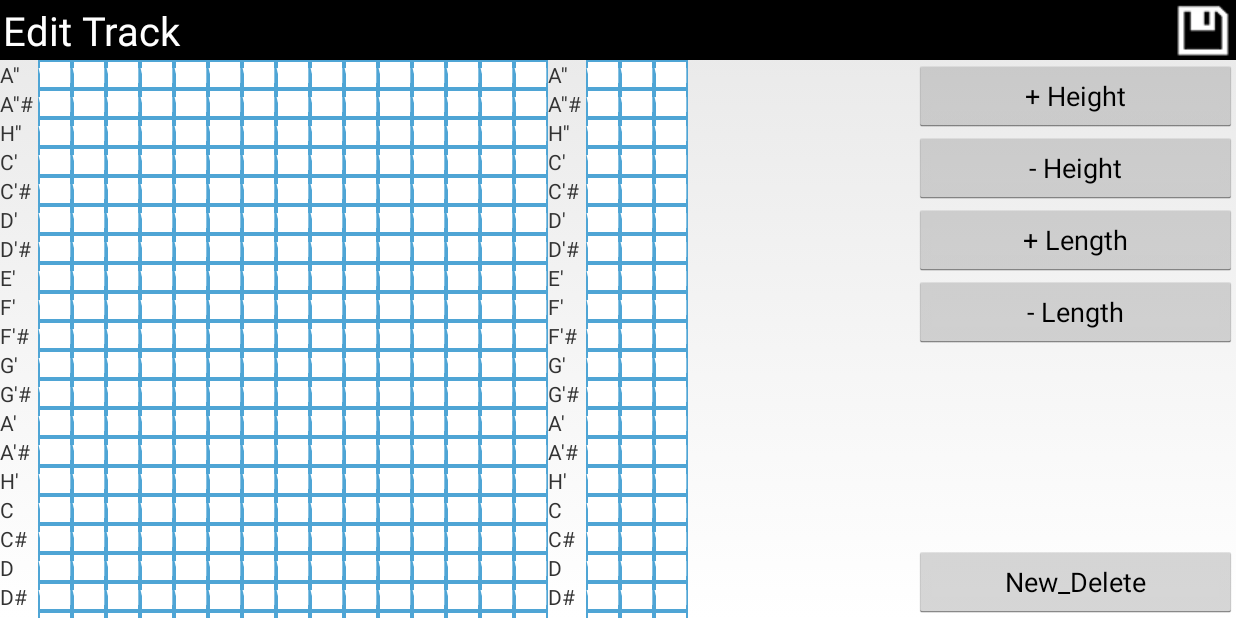
After one commit to dino-keskic/soundtastic, an Android app: the GridView screen opened directly, with no data from a screen before it, on a phone screen of 824 x 412 dp (held sideways). The commit adds this screen. Run offline under Robolectric (Android 15) with nearby library versions, the phone set to English and light mode, and no system bars.

Commit message:
[MP,TR,MPL] All acitivites linked
Playing in mixing interface, edit button leads to grid view

```diff
--- /dev/null
+++ b/Soundtasitc/app/src/main/java/soundtastic/soundtasitc/GridView.java
@@ -0,0 +1,297 @@
+package soundtastic.soundtasitc;
+
+import android.app.ActionBar;
+import android.content.DialogInterface;
+import android.content.Intent;
+import android.graphics.Color;
+import android.graphics.drawable.Drawable;
+import android.support.v7.app.ActionBarActivity;
+import android.os.Bundle;
+import android.view.Gravity;
+import android.view.Menu;
+import android.view.MenuItem;
+import android.app.Activity;
+import android.os.Bundle;
+import android.view.View;
+import android.widget.FrameLayout;
+import android.widget.Button;
+import android.widget.HorizontalScrollView;
+import android.widget.ScrollView;
+import android.widget.TableLayout;
+import android.widget.TableRow;
+import android.widget.TextView;
+
+import java.util.*;
+
+import soundtastic.soundtasitc.note.NoteName;
+
+
+public class GridView extends Activity{
+    String[] notes = {"A''", "A''#", "H''",
+            "C'","C'#", "D'", "D'#", "E'", "F'", "F'#", "G'", "G'#", "A'", "A'#", "H'",
+            "C","C#", "D", "D#", "E", "F", "F#", "G", "G#", "A", "A#", "H",
+            "c","c#", "d", "d#", "e", "f", "f#", "g", "g#", "a", "a#", "h",
+            "c'","c'#", "d'", "d'#", "e'", "f'", "f'#", "g'", "g'#", "a'", "a'#", "h'",
+            "c''","c''#", "d''", "d''#", "e''", "f''", "f''#", "g''", "g''#", "a''", "a''#", "h''",
+            "c'''","c'''#", "d'''", "d'''#", "e'''", "f'''", "f'''#", "g'''", "g'''#", "a'''", "a'''#", "h'''",
+            "c''''","c''''#", "d''''", "d''''#", "e''''", "f''''", "f''''#", "g''''", "g''''#", "a''''", "a''''#", "h''''",
+            "c''''''"};
+
+    int numTones = notes.length;
+    int midiLength = 20;
+    FrameLayout gridViewLayout;
+    TextView[][] grid = new TextView[numTones][midiLength];
+
+    Button buttonIncrHeight;
+    Button buttonDecrHeight;
+    Button buttonIncrLength;
+    Button buttonDecrLength;
+    Button buttonNew_Delete;
+
+    TextView clickedTextView;
+    ArrayList<TextView> clickedTextViewListAdd = new ArrayList<TextView>();
+    ArrayList<TextView> clickedTextViewList = new ArrayList<TextView>();
+
+    @Override
+    public void onCreate(Bundle savedInstanceState) {
+        super.onCreate(savedInstanceState);
+        setContentView(R.layout.activity_grid_view);
+
+        buttonIncrHeight = (Button) findViewById(R.id.IncrHeight);
+        buttonDecrHeight = (Button) findViewById(R.id.DecrHeight);
+        buttonIncrLength = (Button) findViewById(R.id.IncrLength);
+        buttonDecrLength = (Button) findViewById(R.id.DecrLength);
+        buttonNew_Delete = (Button) findViewById(R.id.New_Delete);
+
+        buttonIncrHeight.setOnClickListener(buttonHandler);
+        buttonDecrHeight.setOnClickListener(buttonHandler);
+        buttonIncrLength.setOnClickListener(buttonHandler);
+        buttonDecrLength.setOnClickListener(buttonHandler);
+        buttonNew_Delete.setOnClickListener(buttonHandler);
+
+        createGrid();
+    }
+
+    public void createGrid()
+    {
+        gridViewLayout = (FrameLayout) findViewById(R.id.gridViewLayout);
+        ScrollView sv = new ScrollView(this);
+
+        TableLayout ll=new TableLayout(this);
+        HorizontalScrollView hsv = new HorizontalScrollView(this);
+
+        for(int i = 0; i<numTones; i++)
+        {
+            TableRow tbrow = new TableRow(this);
+
+            for(int j=0; j<midiLength; j++)
+            {
+                TextView tv1 = new TextView(this);
+                tv1.setId(i * midiLength + j);
+                if (j%16 == 0)
+                {
+                    grid[i][j] = tv1;
+                    tv1.setText(notes[i]);
+                }
+                else
+                {
+                    grid[i][j] = tv1;
+                    grid[i][j].setOnClickListener(textViewHandler);
+                    tv1.setBackgroundColor(Color.WHITE);
+                    tv1.setText("WH");
+                    tv1.setTextColor(Color.WHITE);
+                    tv1.setBackground(getResources().getDrawable(R.drawable.border));
+                }
+                tbrow.addView(tv1);
+            }
+            ll.addView(tbrow);
+        }
+        hsv.addView(ll);
+        sv.addView(hsv);
+        gridViewLayout.addView(sv);
+    }
+
+    public void drawWhite(TextView tv)
+    {
+        tv.setText("WH");
+        tv.setTextColor(Color.WHITE);
+        tv.setBackground(getResources().getDrawable(R.drawable.border));
+    }
+
+    public void drawGreen(TextView tv)
+    {
+        tv.setText("GR");
+        tv.setTextColor(0x008000);
+        tv.setBackground(getResources().getDrawable(R.drawable.border_green));
+    }
+
+    public void drawBlue(TextView tv)
+    {
+        tv.setText("BL");
+        tv.setTextColor(0x0000FF);
+        tv.setBackground(getResources().getDrawable(R.drawable.border_new));
+
+    }
+
+    public void drawYellow(TextView tv)
+    {
+        tv.setText("YE");
+        tv.setTextColor(0xFFFF00);
+        tv.setBackground(getResources().getDrawable(R.drawable.border_edit));
+    }
+
+    public void enableButtons()
+    {
+        buttonIncrHeight.setEnabled(true);
+        buttonDecrHeight.setEnabled(true);
+        buttonIncrLength.setEnabled(true);
+        buttonDecrLength.setEnabled(true);
+        buttonNew_Delete.setEnabled(true);
+    }
+
+    public void disableButtons()
+    {
+        buttonIncrHeight.setEnabled(false);
+        buttonDecrHeight.setEnabled(false);
+        buttonIncrLength.setEnabled(false);
+        buttonDecrLength.setEnabled(false);
+        buttonNew_Delete.setEnabled(false);
+    }
+
+     View.OnClickListener textViewHandler = new View.OnClickListener() {
+        public void onClick(View v) {
+
+            clickedTextView = (TextView) v;
+
+            if (clickedTextView.getText() == "WH")
+            {
+                disableButtons();
+                buttonNew_Delete.setEnabled(true);
+                clickedTextViewListAdd.add(clickedTextView);
+                drawBlue(clickedTextView);
+            }
+            else if(clickedTextView.getText() == "BL")
+            {
+                clickedTextViewListAdd.remove(clickedTextView);
+                drawWhite(clickedTextView);
+            }
+            else if(clickedTextView.getText() == "YE")
+            {
+                clickedTextViewList.remove(clickedTextView);
+                drawGreen(clickedTextView);
+            }
+            else
+            {
+                enableButtons();
+                drawYellow(clickedTextView);
+                clickedTextViewList.add(clickedTextView);
+            }
+        }
+    };
+    View.OnClickListener buttonHandler = new View.OnClickListener() {
+        public void onClick(View v) {
+            Button clickedButton = (Button) v;
+            switch(clickedButton.getId())
+            {
+                case R.id.IncrHeight:
+                    increaseHeight();
+                    break;
+                case R.id.DecrHeight:
+                    decreaseHeight();
+                    break;
+                case R.id.IncrLength:
+                    increaseTone();
+                    break;
+                case R.id.DecrLength:
+                    decreaseTone();
+                    break;
+                case R.id.New_Delete:
+                    newDeleteTone();
+                    break;
+            }
+        }
+    };
+
+    public void increaseHeight()
+    {
+        ArrayList<TextView> editedTextViewList = new ArrayList<TextView>();
+        for (TextView textView : clickedTextViewList) {
+            int clickedID = textView.getId();
+            int targedID = clickedID + midiLength;
+            if (targedID > numTones * midiLength)
+                targedID = clickedID;
+
+            TextView targedTextView = (TextView) findViewById(targedID);
+            drawWhite(textView);
+            editedTextViewList.add(targedTextView);
+            if (targedTextView.getText() != "GR")
+                drawYellow(targedTextView);
+        }
+
+        clickedTextViewList.clear();
+        clickedTextViewList = editedTextViewList;
+    }
+
+    public void decreaseHeight()
+    {
+        ArrayList<TextView> editedTextViewList = new ArrayList<TextView>();
+        for (TextView textView : clickedTextViewList) {
+            int clickedID = textView.getId();
+            int targedID = clickedID - midiLength;
+            if (targedID < 0)
+                targedID = clickedID;
+
+            TextView targedTextView = (TextView) findViewById(targedID);
+            drawWhite(textView);
+            editedTextViewList.add(targedTextView);
+            if (targedTextView.getText() != "GR")
+                drawYellow(targedTextView);
+        }
+
+        clickedTextViewList.clear();
+        clickedTextViewList = editedTextViewList;
+    }
+
+    public void decreaseTone()
+    {
+    }
+
+    public void increaseTone()
+    {
+    }
+
+    public void newDeleteTone()
+    {
+        for (TextView textView : clickedTextViewListAdd) {
+                drawGreen(textView);
+            }
+        clickedTextViewListAdd.clear();
+
+        for (TextView textView : clickedTextViewList) {
+                drawWhite(textView);
+            }
+        clickedTextViewList.clear();
+    }
+
+    @Override
+    public boolean onCreateOptionsMenu(Menu menu) {
+        // Inflate the menu; this adds items to the action bar if it is present.
+        getMenuInflater().inflate(R.menu.menu_main, menu);
+        return true;
+    }
+
+    @Override
+    public boolean onOptionsItemSelected(MenuItem item) {
+        // Handle action bar item clicks here. The action bar will
+        // automatically handle clicks on the Home/Up button, so long
+        // as you specify a parent activity in AndroidManifest.xml.
+        int id = item.getItemId();
+
+        //noinspection SimplifiableIfStatement
+        if (id == R.id.action_settings) {
+            return true;
+        }
+
+        return super.onOptionsItemSelected(item);
+    }
+}
--- a/Soundtasitc/app/src/main/java/soundtastic/soundtasitc/MainActivity.java
+++ b/Soundtasitc/app/src/main/java/soundtastic/soundtasitc/MainActivity.java
@@ -80,6 +80,7 @@ public class MainActivity extends ActionBarActivity implements View.OnClickListe
             }
         });
         dialog.show();
+
     }
 
 
--- a/Soundtasitc/app/src/main/java/soundtastic/soundtasitc/TrackLayout.java
+++ b/Soundtasitc/app/src/main/java/soundtastic/soundtasitc/TrackLayout.java
@@ -1,5 +1,6 @@
 package soundtastic.soundtasitc;
 
+import android.widget.Button;
 import android.widget.ImageButton;
 import android.widget.RelativeLayout;
 import android.widget.TextView;
@@ -12,5 +13,6 @@ public class TrackLayout {
     public ImageButton buttonTrackPlay;
     public ImageButton buttonTrackStop;
     public ImageButton buttonAddRec;
+    public Button buttonEditTrack;
     public TextView buttonTrackTitle;
 }
--- /dev/null
+++ b/Soundtasitc/app/src/main/res/drawable/border.xml
@@ -0,0 +1,4 @@
+<shape xmlns:android="http://schemas.android.com/apk/res/android" android:shape="rectangle" >
+    <solid android:color="#ffffff" />
+    <stroke android:width="1dip" android:color="#4fa5d5"/>
+</shape>
--- /dev/null
+++ b/Soundtasitc/app/src/main/res/drawable/border_edit.xml
@@ -0,0 +1,4 @@
+<shape xmlns:android="http://schemas.android.com/apk/res/android" android:shape="rectangle" >
+    <solid android:color="#FFFF00" />
+    <stroke android:width="1dip" android:color="#4fa5d5"/>
+</shape>
--- /dev/null
+++ b/Soundtasitc/app/src/main/res/drawable/border_green.xml
@@ -0,0 +1,4 @@
+<shape xmlns:android="http://schemas.android.com/apk/res/android" android:shape="rectangle" >
+    <solid android:color="#008000" />
+    <stroke android:width="1dip" android:color="#4fa5d5"/>
+</shape>
--- /dev/null
+++ b/Soundtasitc/app/src/main/res/drawable/border_new.xml
@@ -0,0 +1,4 @@
+<shape xmlns:android="http://schemas.android.com/apk/res/android" android:shape="rectangle" >
+    <solid android:color="#0000FF" />
+    <stroke android:width="1dip" android:color="#4fa5d5"/>
+</shape>
--- /dev/null
+++ b/Soundtasitc/app/src/main/res/layout/activity_grid_view.xml
@@ -0,0 +1,118 @@
+<LinearLayout
+    android:id="@+id/container"
+    xmlns:android="http://schemas.android.com/apk/res/android"
+    xmlns:tools="http://schemas.android.com/tools"
+    android:layout_width="match_parent"
+    android:layout_height="match_parent"
+    android:orientation="vertical"
+    tools:context=".GridView"
+    tools:ignore="MergeRootFrame">
+
+    <RelativeLayout
+        android:layout_width="match_parent"
+        android:layout_height="40dp"
+        android:padding="@dimen/activity_title"
+        android:background="@color/black"
+        >
+
+        <TextView
+            android:layout_width="wrap_content"
+            android:layout_height="wrap_content"
+            android:text="@string/gridview_header"
+            android:textColor="@color/white"
+            android:textSize="@dimen/mixinginterface_title"/>
+
+        <ImageButton
+            android:src="@drawable/btn_save"
+            android:id="@+id/gridview_save"
+            android:background="@color/button_background"
+            android:layout_width="wrap_content"
+            android:layout_height="wrap_content"
+            android:layout_alignParentTop="true"
+            android:layout_alignParentRight="true"
+            android:layout_alignParentEnd="true" />
+
+    </RelativeLayout>
+
+    <FrameLayout
+        android:id="@+id/grid"
+        android:layout_width="match_parent"
+        android:layout_height="0dp"
+        android:layout_weight="1">
+
+        <LinearLayout
+            android:orientation="vertical"
+            android:layout_width="fill_parent"
+            android:layout_height="fill_parent">
+
+            <LinearLayout
+                android:orientation="horizontal"
+                android:layout_width="fill_parent"
+                android:layout_height="fill_parent"
+                android:layout_weight="0.1">
+
+                <FrameLayout
+                    android:layout_width="fill_parent"
+                    android:layout_height="fill_parent"
+                    android:layout_weight="0.30"
+                    android:id="@+id/gridViewLayout">
+
+
+                </FrameLayout>
+
+                <RelativeLayout
+                    android:layout_width="fill_parent"
+                    android:layout_height="fill_parent"
+                    android:layout_weight="0.85">
+
+                    <Button
+                        android:layout_width="match_parent"
+                        android:layout_height="wrap_content"
+                        android:text="+ Height"
+                        android:id="@+id/IncrHeight"
+                        android:layout_gravity="center_horizontal" />
+
+                    <Button
+                        android:layout_width="match_parent"
+                        android:layout_height="wrap_content"
+                        android:text="- Height"
+                        android:id="@+id/DecrHeight"
+                        android:layout_gravity="center_horizontal"
+                        android:layout_below="@+id/IncrHeight"
+                        android:layout_centerHorizontal="true" />
+
+                    <Button
+                        android:layout_width="match_parent"
+                        android:layout_height="wrap_content"
+                        android:text="+ Length"
+                        android:id="@+id/IncrLength"
+                        android:layout_gravity="center_horizontal"
+                        android:layout_below="@+id/DecrHeight"
+                        android:layout_centerHorizontal="true" />
+
+                    <Button
+                        android:layout_width="match_parent"
+                        android:layout_height="wrap_content"
+                        android:text="- Length"
+                        android:id="@+id/DecrLength"
+                        android:layout_gravity="center_horizontal"
+                        android:layout_below="@+id/IncrLength"
+                        android:layout_centerHorizontal="true" />
+
+                    <Button
+                        android:layout_width="match_parent"
+                        android:layout_height="wrap_content"
+                        android:text="New_Delete"
+                        android:id="@+id/New_Delete"
+                        android:layout_gravity="center_horizontal"
+                        android:layout_alignParentBottom="true"
+                        android:layout_alignParentLeft="true"
+                        android:layout_alignParentStart="true" />
+
+                </RelativeLayout>
+            </LinearLayout>
+        </LinearLayout>
+
+    </FrameLayout >
+
+</LinearLayout >
--- a/Soundtasitc/app/src/main/res/values/strings.xml
+++ b/Soundtasitc/app/src/main/res/values/strings.xml
@@ -23,6 +23,9 @@
     <string name="setdial_four_quarter">2/4</string>
     <string name="setdial_error_project_title">Please enter project name!</string>
     <string name="setdial_error_time_option">Please choose time!</string>
->>>>>>> origin/testing
+
+    <!-- GridView -->
+    <string name="gridview_header">Edit Track</string>
+
 
 </resources>
```
Also changed, not shown: Soundtasitc/app/src/main/AndroidManifest.xml (+10 -2 lines), Soundtasitc/app/src/main/java/soundtastic/soundtasitc/MixingInterface.java (+14 -1 lines), Soundtasitc/app/src/main/res/layout/mixing_interface.xml (+4 -4 lines).
